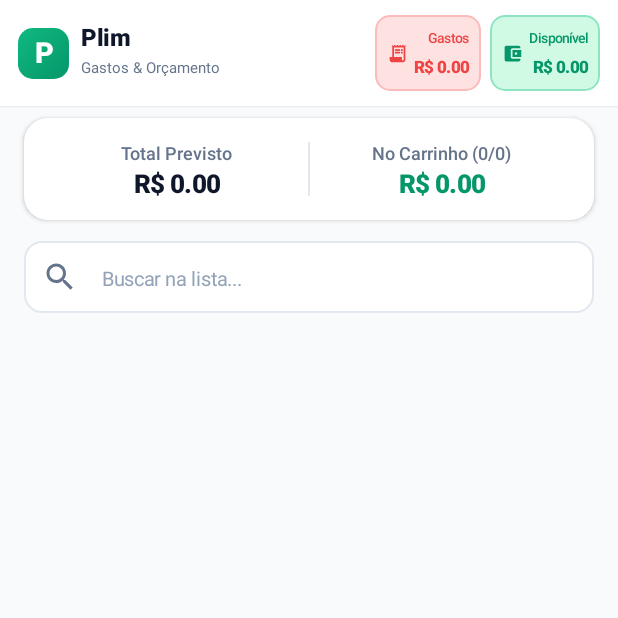
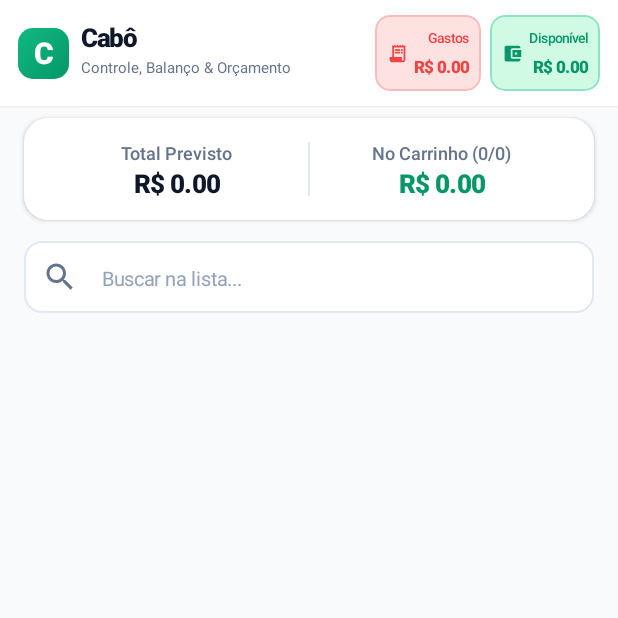
Before and after one commit to gabcoello/cabo-app, an Android app built with Jetpack Compose: the screen it shows after launch (MainActivity), on a phone screen of 412 x 824 dp, the top half of it. Run offline under Robolectric (Android 15) with nearby library versions, the phone set to English and light mode, and no system bars; our stand-ins replace Room's generated code.

Commit message:
feat(branding): implementa marca CABÔ com novo icone vetorial e identidade visual

```diff
--- a/app/src/main/java/com/mercadosmart/MainActivity.kt
+++ b/app/src/main/java/com/mercadosmart/MainActivity.kt
@@ -126,9 +126,9 @@ class MainActivity : ComponentActivity() {
                                         contentAlignment = Alignment.Center
                                     ) {
                                         Text(
-                                            "P",
+                                            "C",
                                             fontWeight = FontWeight.Black,
-                                            fontSize = 19.sp,
+                                            fontSize = 20.sp,
                                             color = Color.White
                                         )
                                     }
@@ -137,16 +137,16 @@ class MainActivity : ComponentActivity() {
 
                                     Column {
                                         Text(
-                                            "Plim",
+                                            "Cabô",
                                             fontWeight = FontWeight.ExtraBold,
-                                            fontSize = 16.sp,
+                                            fontSize = 17.sp,
                                             letterSpacing = (-0.3).sp,
                                             color = TextPrimary,
                                             maxLines = 1,
                                             overflow = TextOverflow.Ellipsis
                                         )
                                         Text(
-                                            "Gastos & Orçamento",
+                                            "Controle, Balanço & Orçamento",
                                             fontSize = 10.sp,
                                             color = TextSecondary,
                                             maxLines = 1,
--- a/app/src/main/res/values/strings.xml
+++ b/app/src/main/res/values/strings.xml
@@ -1,5 +1,5 @@
 <resources>
-    <string name="app_name">Plim</string>
-    <string name="notification_channel_name">Notificações do Plim</string>
-    <string name="notification_channel_desc">Alertas de recarga de saldo e lembretes de gastos do Plim</string>
+    <string name="app_name">Cabô</string>
+    <string name="notification_channel_name">Notificações do Cabô</string>
+    <string name="notification_channel_desc">Alertas de recarga e limites de orçamento do Cabô</string>
 </resources>
```
Also changed, not shown: app/src/main/res/drawable/ic_launcher_background.xml (+4 -3 lines), app/src/main/res/drawable/ic_launcher_foreground.xml (+16 -20 lines).
